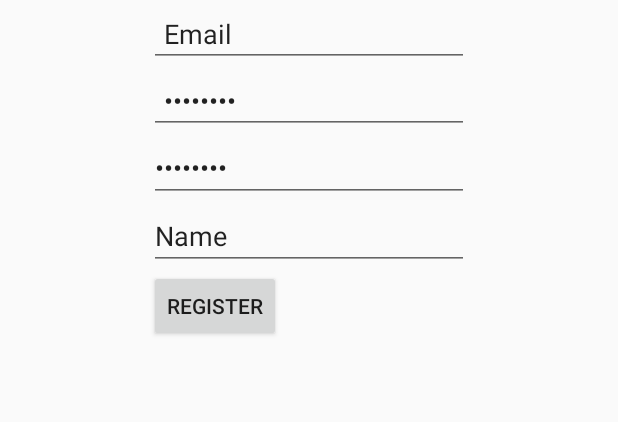
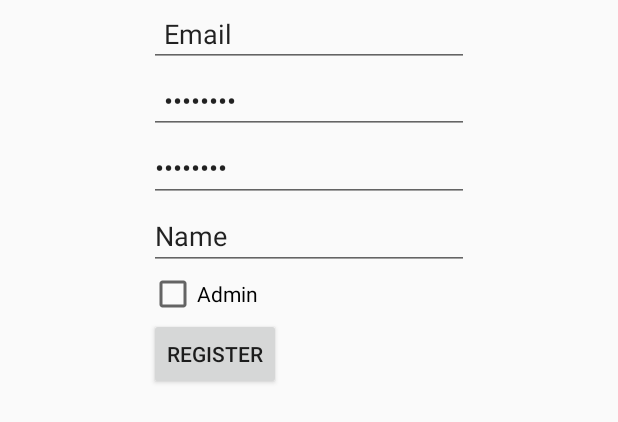
Before and after one commit to Oliv95/DIT212-Project, an Android app: the layout activity_register.xml on its own in the app's theme, with its tools: preview values and no code run, on a phone screen of 412 x 824 dp. Shown: the top 422 px of the screen. Run offline under Robolectric (Android 15) with nearby library versions, the phone set to English and light mode, and no system bars.

Commit message:
register and login sequence works, admin checkbox added

```diff
--- a/Client/app/src/main/AndroidManifest.xml
+++ b/Client/app/src/main/AndroidManifest.xml
@@ -17,6 +17,8 @@
         </activity>
         <activity android:name="se.ice.client.android.activities.ProfileActivity" >
         </activity>
+        <activity android:name="se.ice.client.android.activities.RegisterActivity" >
+        </activity>
     </application>
 
 </manifest>
--- a/Client/app/src/main/java/se/ice/client/android/activities/ProfileActivity.java
+++ b/Client/app/src/main/java/se/ice/client/android/activities/ProfileActivity.java
@@ -16,6 +16,7 @@ public class ProfileActivity extends Activity{
         setContentView(R.layout.activity_profile);
 
         emailView = (TextView) findViewById(R.id.profile_email);
+
         String email = getIntent().getExtras().getString("email");
         emailView.setText(email);
     }
--- a/Client/app/src/main/java/se/ice/client/utility/MockupServer.java
+++ b/Client/app/src/main/java/se/ice/client/utility/MockupServer.java
@@ -10,6 +10,10 @@ import se.ice.client.models.User;
 
 
 public class MockupServer implements Domain {
+
+    // Session specific data - Is this the best place?
+    User u;
+    //--------------------------------------------------
 
     Map<String, User> users = new HashMap<>(); // All registered users
     Map<String, Admin> admins = new HashMap<>(); // All registered admins
--- a/Client/app/src/main/res/layout/activity_register.xml
+++ b/Client/app/src/main/res/layout/activity_register.xml
@@ -51,9 +51,9 @@
         android:text="Register"
         android:id="@+id/login_login_button"
         android:gravity="center_vertical"
-        android:layout_below="@+id/register_name"
-        android:layout_alignLeft="@+id/register_name"
-        android:layout_alignStart="@+id/register_name" />
+        android:layout_below="@+id/register_admin_box"
+        android:layout_alignLeft="@+id/register_admin_box"
+        android:layout_alignStart="@+id/register_admin_box" />
 
     <EditText
         android:layout_width="wrap_content"
@@ -75,4 +75,14 @@
         android:layout_alignLeft="@+id/login_login_button"
         android:layout_alignStart="@+id/login_login_button"
         android:text="                              " />
+
+    <CheckBox
+        android:layout_width="wrap_content"
+        android:layout_height="wrap_content"
+        android:text="Admin"
+        android:id="@+id/register_admin_box"
+        android:layout_below="@+id/register_name"
+        android:layout_alignParentLeft="true"
+        android:layout_alignParentStart="true"
+        android:checked="false" />
 </RelativeLayout>
--- /dev/null
+++ b/Client/app/src/main/res/layout/main_menu.xml
@@ -0,0 +1,6 @@
+<?xml version="1.0" encoding="utf-8"?>
+<LinearLayout xmlns:android="http://schemas.android.com/apk/res/android"
+    android:orientation="vertical" android:layout_width="match_parent"
+    android:layout_height="match_parent">
+
+</LinearLayout>
```
Also changed, not shown: Client/app/src/main/java/se/ice/client/android/activities/LoginActivity.java (+27 -4 lines), Client/app/src/main/java/se/ice/client/android/activities/RegisterActivity.java (+16 -4 lines), Client/app/src/main/res/layout/activity_login.xml (+3 -4 lines), 1 other file.
